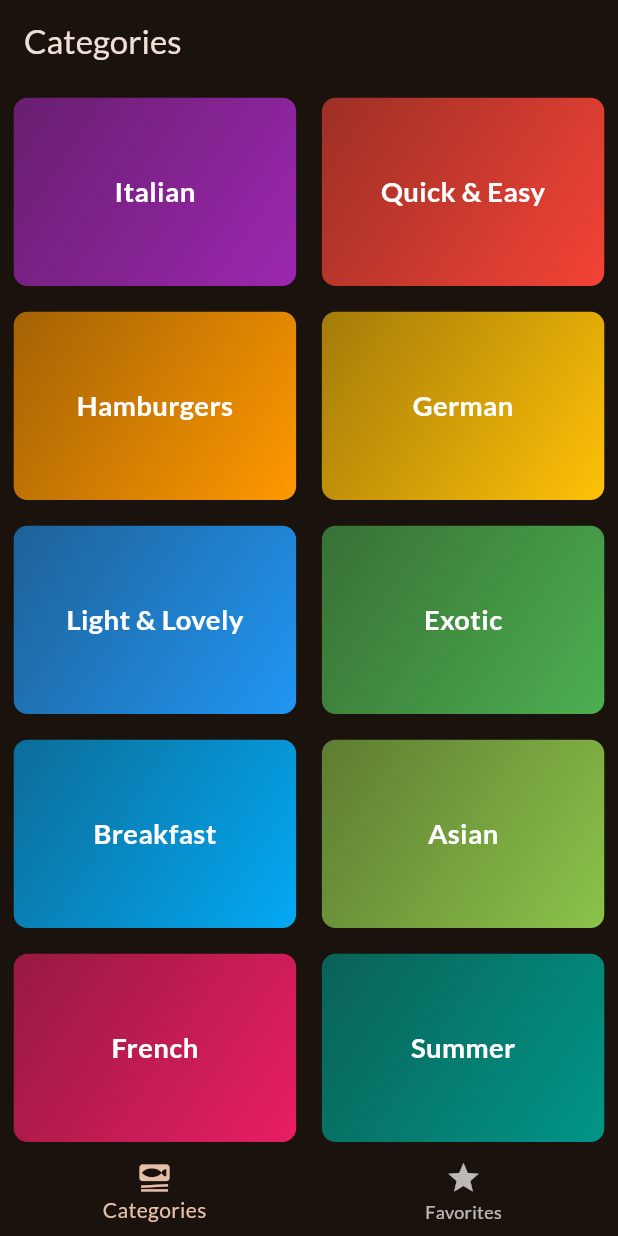
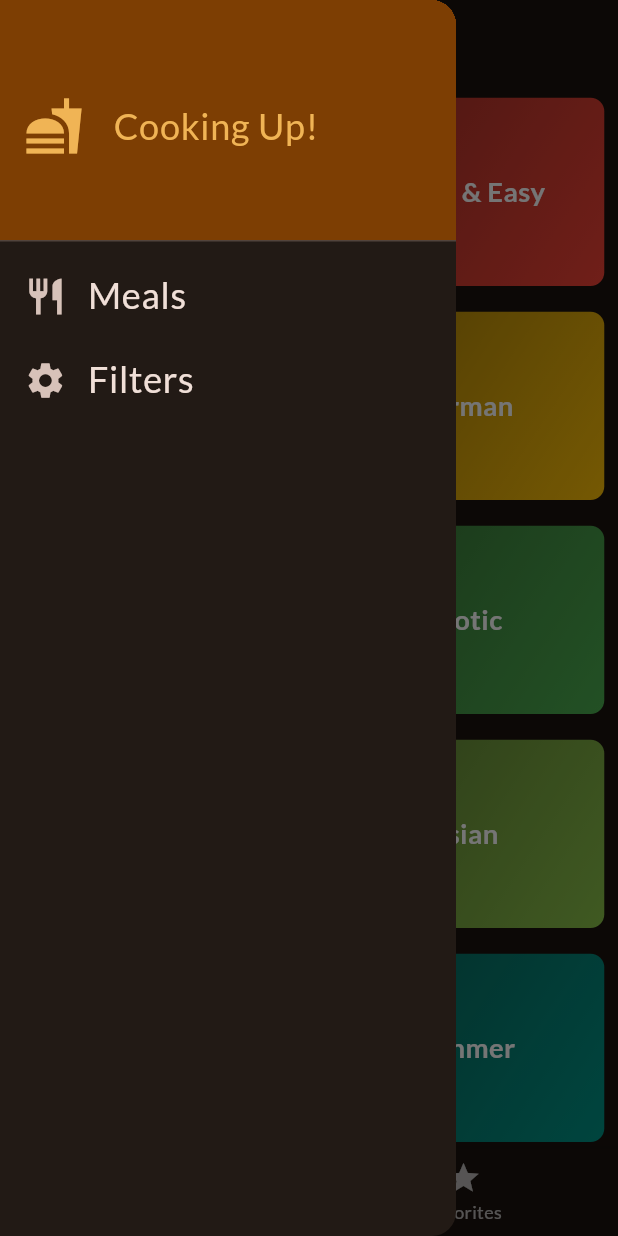
Before and after one commit to kratagyaagarwal2262/meals_udemy, a Flutter app: the screen it shows after launch, with the side drawer open (before the commit the screen has no drawer), on a phone screen of 412 x 824 dp. Run offline on Flutter 3.47's test engine with Material 3 defaults, Android fonts, the phone set to English and light mode, and no system bars; our stand-ins replace flutter_riverpod, flutter_screenutil, fluttertoast, google_fonts.

Commit message:
added filters

```diff
--- a/lib/main.dart
+++ b/lib/main.dart
@@ -5,6 +5,7 @@ import 'package:provider/provider.dart';
 
 import 'provider/bottom_navigation_bar_provider.dart';
 import 'provider/favourite_flutter_provider.dart';
+import 'provider/filter_provider.dart';
 import 'screens/home_screen.dart';
 
 final theme = ThemeData(
@@ -25,6 +26,9 @@ void main() {
         ),
         ChangeNotifierProvider(
           create: (_) => BottomNavigationBarProvider(),
+        ),
+        ChangeNotifierProvider(
+          create: (_) => FilterProvider(),
         )
       ],
       child: const App(),
@@ -43,6 +47,7 @@ class App extends StatelessWidget {
       splitScreenMode: true,
       builder: (_, child) {
         return MaterialApp(
+          debugShowCheckedModeBanner: false,
           theme: theme,
           home: Home(),
         );
--- a/lib/screens/categories.dart
+++ b/lib/screens/categories.dart
@@ -12,7 +12,7 @@ class Categories extends StatelessWidget {
     Navigator.of(context).push(
       MaterialPageRoute(
         builder: (ctx) => MealsListScreen(
-          meal: dummyMeals,
+
           category: categoryData,
         ),
       ),
--- a/lib/screens/favourite_screen.dart
+++ b/lib/screens/favourite_screen.dart
@@ -13,13 +13,13 @@ class FavouriteScreen extends StatelessWidget {
     FavouriteMealClass watch = context.watch<FavouriteMealClass>();
     return Scaffold(
       body: watch.favouriteMeals.isEmpty
-          ? emptyFavourtie()
-          : mealCardList(meal: watch.favouriteMeals, context: context),
+          ? emptyfavourite()
+          : mealCardList(meals: watch.favouriteMeals, context: context),
     );
   }
 }
 
-Widget emptyFavourtie() {
+Widget emptyfavourite() {
   return Center(
     child: Column(
       children: [
--- a/lib/screens/home_screen.dart
+++ b/lib/screens/home_screen.dart
@@ -2,13 +2,17 @@ import 'package:flutter/material.dart';
 import 'package:provider/provider.dart';
 
 import '../provider/bottom_navigation_bar_provider.dart';
+import '../widgets/home_drawer.dart';
 import 'categories.dart';
 import 'favourite_screen.dart';
 
 class Home extends StatelessWidget {
   Home({super.key});
 
-  final List<Widget> _screens = [const Categories(), const FavouriteScreen()];
+  final List<Widget> _screens = [
+    const Categories(),
+    const FavouriteScreen(),
+  ];
 
   @override
   Widget build(BuildContext context) {
@@ -18,10 +22,22 @@ class Home extends StatelessWidget {
         context.read<BottomNavigationBarProvider>();
     return Scaffold(
       appBar: AppBar(
+        leading: Builder(
+          builder: (BuildContext context) {
+            return IconButton(
+              icon: const Icon(Icons.menu),
+              onPressed: () {
+                Scaffold.of(context).openDrawer();
+              },
+              tooltip: MaterialLocalizations.of(context).openAppDrawerTooltip,
+            );
+          },
+        ),
         title: Text(
           watch.getTitle(watch.currentIndex),
         ),
       ),
+      drawer: const HomePageDrawer(),
       bottomNavigationBar: BottomNavigationBar(
         currentIndex: watch.currentIndex,
         onTap: (index) {
--- a/lib/screens/meals_list_screen.dart
+++ b/lib/screens/meals_list_screen.dart
@@ -1,54 +1,90 @@
 import 'package:flutter/material.dart';
 import 'package:meals/models/meal.dart';
 import 'package:meals/widgets/meal_card.dart';
+import 'package:provider/provider.dart';
 
+import '../data/dummy_data.dart';
 import '../models/category.dart';
+import '../provider/filter_provider.dart';
+import 'favourite_screen.dart';
 import 'meal_details_screen.dart';
 
 class MealsListScreen extends StatelessWidget {
-  final List<Meal> meal;
+
   final Category category;
   const MealsListScreen(
-      {super.key, required this.meal, required this.category});
+      {super.key, required this.category});
 
   @override
   Widget build(BuildContext context) {
+    var watch = context.watch<FilterProvider>();
+    List<Meal> selectedMeals = dummyMeals.where((meals) {
+      if (watch.isGluten && !meals.isGlutenFree) {
+        return false;
+      }
+      if (watch.isVegan && !meals.isVegan) {
+        return false;
+      }
+      if (watch.isVegeratian && !meals.isVegetarian) {
+        return false;
+      }
+      if (watch.isLactoseFree && !meals.isLactoseFree) {
+        return false;
+      }
+      if (!meals.categories.contains(category.id)) {
+        return false;
+      }
+      return true;
+    }).toList();
+    List<Meal> categoryMeals = dummyMeals.where((meals) {
+      if (!meals.categories.contains(category.id)) {
+        return false;
+      }
+      return true;
+    }).toList();
     return Scaffold(
       appBar: AppBar(
         title: Text(category.title),
       ),
-      body: mealCardList(meal: meal, context: context, id: category.id),
+      body: mealCardList(
+        meals: watch.isFilterApplied ? selectedMeals : categoryMeals,
+        context: context,
+      ),
     );
   }
 }
 
 Widget mealCardList(
-    {required List<Meal> meal, required BuildContext context, String? id}) {
+    {required List<Meal> meals, required BuildContext context}) {
   return SingleChildScrollView(
-        child: Column(
+    child: meals.isEmpty
+        ? emptyfavourite()
+        : Column(
           children: [
             ListView.builder(
               shrinkWrap: true,
               physics: const BouncingScrollPhysics(),
-              itemCount: meal.length,
+                itemCount: meals.length,
               itemBuilder: (ctx, i) {
-            return id == null || meal[i].categories.contains(id)
-                    ? GestureDetector(
-                    onTap: () => Navigator.of(context).push(
-                      MaterialPageRoute(
-                        builder: (ctx) => MealDetailScreen(
-                          meals: meal[i],
-                        ),
-                      ),
-                    ),
-                        child: MealCard(
-                          meal: meal[i],
-                        ),
-                      )
-                    : const SizedBox();
-              },
-            ),
-          ],
+                  return mealDetailWidget(meals: meals[i], ctx: context);
+                },
+              ),
+            ],
+          ),
+  );
+}
+
+Widget mealDetailWidget({required Meal meals, required BuildContext ctx}) {
+  return GestureDetector(
+    onTap: () => Navigator.of(ctx).push(
+      MaterialPageRoute(
+        builder: (_) => MealDetailScreen(
+          meals: meals,
+        ),
+      ),
+    ),
+    child: MealCard(
+      meal: meals,
     ),
   );
 }
--- /dev/null
+++ b/lib/widgets/home_drawer.dart
@@ -0,0 +1,98 @@
+import 'package:flutter/material.dart';
+import 'package:flutter_screenutil/flutter_screenutil.dart';
+
+import '../screens/filters_screen.dart';
+
+class HomePageDrawer extends StatelessWidget {
+  const HomePageDrawer({super.key});
+
+  @override
+  Widget build(BuildContext context) {
+    return Drawer(
+      child: ListView(
+        padding: EdgeInsets.zero,
+        children: <Widget>[
+          DrawerHeader(
+            decoration: const BoxDecoration(
+              color: Color.fromARGB(252, 126, 62, 3),
+            ),
+            child: menuDesign(),
+          ),
+          ListTile(
+            title: menuItem(
+              title: "Meals",
+              icon: Icons.restaurant,
+            ),
+            onTap: () {
+              // Update the state of the app
+              // Then close the drawer
+              Navigator.pop(context);
+            },
+          ),
+          ListTile(
+            title: menuItem(
+              title: "Filters",
+              icon: Icons.settings,
+            ),
+            onTap: () {
+              Navigator.of(context).push(
+                MaterialPageRoute(
+                  builder: (ctx) => const FiltersScreen(),
+                ),
+              );
+            },
+          ),
+        ],
+      ),
+    );
+  }
+}
+
+Widget menuDesign() {
+  return SizedBox(
+    width: 200.sp,
+    child: Row(
+      children: [
+        Icon(
+          Icons.fastfood_sharp,
+          color: const Color.fromARGB(239, 248, 188, 91),
+          size: 35.sp,
+        ),
+        SizedBox(
+          width: 17.sp,
+        ),
+        Text(
+          "Cooking Up!",
+          style: TextStyle(
+            color: const Color.fromARGB(239, 248, 188, 91),
+            fontSize: 21.sp,
+          ),
+        )
+      ],
+    ),
+  );
+}
+
+Widget menuItem({required String title, required IconData icon}) {
+  return Row(
+    children: [
+      Row(
+        children: [
+          Icon(
+            icon,
+            size: 25.sp,
+          ),
+          SizedBox(
+            width: 12.sp,
+          ),
+          Text(
+            title,
+            style: TextStyle(
+              fontSize: 21.sp,
+            ),
+          )
+        ],
+      ),
+    ],
+  );
+}
```
Also changed, not shown: lib/provider/filter_provider.dart (added, +60 -0 lines), lib/screens/filters_screen.dart (added, +47 -0 lines).
